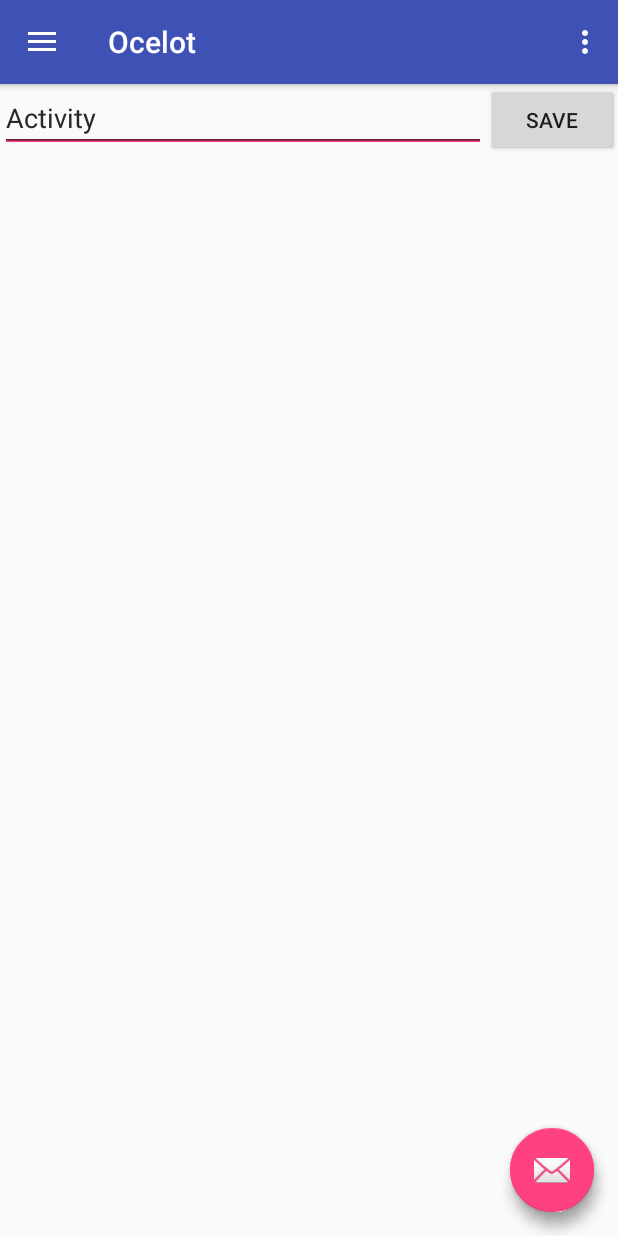
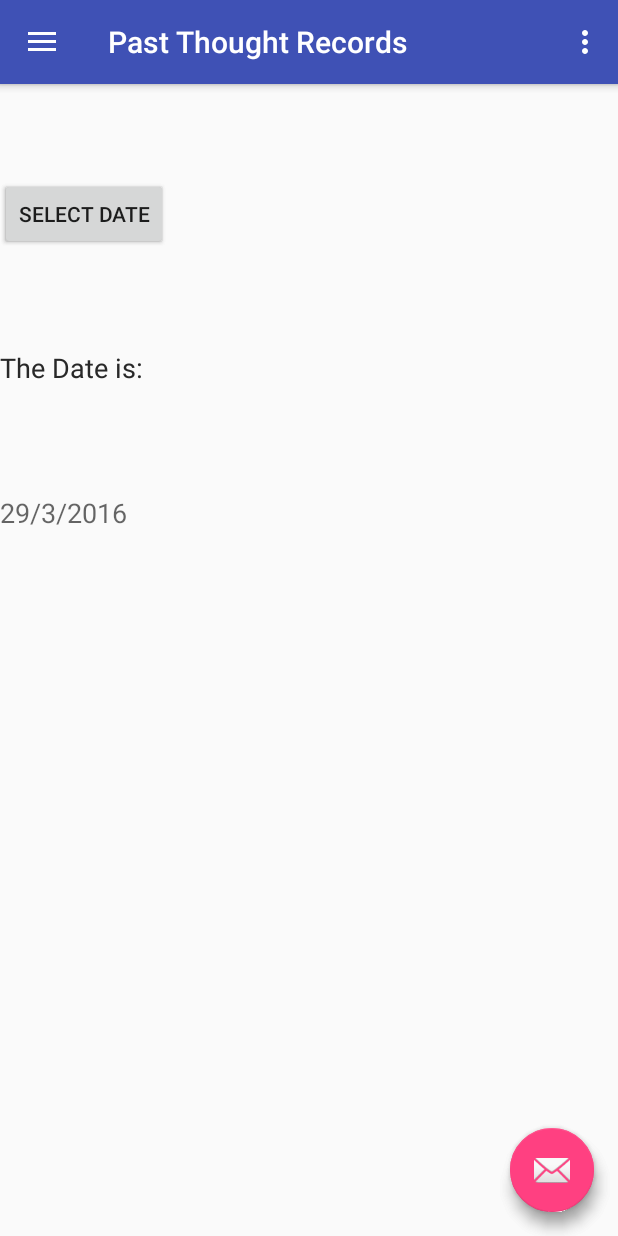
Before and after one commit to TheRoamingHare/ocelot-mobile, an Android app: the screen it shows after launch (MainActivity before the commit, RecordDatePicker after it), in the side drawer, after a tap on "View old records", on a phone screen of 412 x 824 dp. Run offline under Robolectric (Android 15) with nearby library versions, the phone set to English and light mode, and no system bars.

Commit message:
general datepicker so you can check it out

```diff
--- a/app/src/main/AndroidManifest.xml
+++ b/app/src/main/AndroidManifest.xml
@@ -27,6 +27,15 @@
                 android:name="android.support.PARENT_ACTIVITY"
                 android:value="com.mobile.ocelot.ocelot_mobile_test.MainActivity" />
         </activity>
+        <activity
+            android:name=".RecordDatePicker"
+            android:label="@string/title_activity_old_thought_record"
+            android:parentActivityName=".MainActivity"
+            android:theme="@style/AppTheme.NoActionBar" >
+            <meta-data
+                android:name="android.support.PARENT_ACTIVITY"
+                android:value="com.mobile.ocelot.ocelot_mobile_test.MainActivity" />
+        </activity>
     </application>
 
 </manifest>
--- a/app/src/main/java/com/mobile/ocelot/ocelot_mobile_test/MainActivity.java
+++ b/app/src/main/java/com/mobile/ocelot/ocelot_mobile_test/MainActivity.java
@@ -97,13 +97,13 @@ public class MainActivity extends AppCompatActivity implements NavigationView.On
         int id = item.getItemId();
 
         if (id == R.id.new_logs) {
-            // Handle the camera action
+
         } else if (id == R.id.log_calendar) {
 
         } else if (id == R.id.new_record) {
-
+            startActivity(new Intent(this, NewThoughtRecord.class));
         } else if (id == R.id.record_calendar) {
-
+            startActivity(new Intent(this, RecordDatePicker.class));
         }
 
         DrawerLayout drawer = (DrawerLayout) findViewById(R.id.drawer_layout);
--- /dev/null
+++ b/app/src/main/java/com/mobile/ocelot/ocelot_mobile_test/NewThoughtRecord.java
@@ -0,0 +1,7 @@
+package com.mobile.ocelot.ocelot_mobile_test;
+
+/**
+ * Created by Abby on 3/29/16.
+ */
+public class NewThoughtRecord {
+}
--- /dev/null
+++ b/app/src/main/java/com/mobile/ocelot/ocelot_mobile_test/RecordDatePicker.java
@@ -0,0 +1,93 @@
+package com.mobile.ocelot.ocelot_mobile_test;
+
+import android.app.Activity;
+import android.app.DatePickerDialog;
+import android.app.Dialog;
+import android.os.Bundle;
+import android.support.design.widget.FloatingActionButton;
+import android.support.design.widget.NavigationView;
+import android.support.design.widget.Snackbar;
+import android.support.v4.widget.DrawerLayout;
+import android.support.v7.app.ActionBarDrawerToggle;
+import android.support.v7.widget.Toolbar;
+import android.view.Menu;
+import android.view.View;
+import android.widget.DatePicker;
+import android.widget.TextView;
+import android.widget.Toast;
+
+import java.util.Calendar;
+
+/**
+ * Created by Abby on 3/29/16.
+ */
+public class RecordDatePicker extends MainActivity {
+
+    private DatePicker datePicker;
+    private Calendar calendar;
+    private TextView dateView;
+    private int year, month, day;
+
+    @Override
+    protected void onCreate(Bundle savedInstanceState) {
+        super.onCreate(savedInstanceState);
+        setContentView(R.layout.record_date_picker);
+
+        Toolbar toolbar = (Toolbar) findViewById(R.id.toolbar);
+        setSupportActionBar(toolbar);
+
+        FloatingActionButton fab = (FloatingActionButton) findViewById(R.id.fab);
+        fab.setOnClickListener(new View.OnClickListener() {
+            @Override
+            public void onClick(View view) {
+                Snackbar.make(view, "Replace with your own action", Snackbar.LENGTH_LONG)
+                        .setAction("Action", null).show();
+            }
+        });
+
+        DrawerLayout drawer = (DrawerLayout) findViewById(R.id.drawer_layout);
+        ActionBarDrawerToggle toggle = new ActionBarDrawerToggle(
+                this, drawer, toolbar, R.string.navigation_drawer_open, R.string.navigation_drawer_close);
+        drawer.setDrawerListener(toggle);
+        toggle.syncState();
+
+        NavigationView navigationView = (NavigationView) findViewById(R.id.nav_view);
+        navigationView.setNavigationItemSelectedListener(this);
+
+        dateView = (TextView) findViewById(R.id.textView3);
+        calendar = Calendar.getInstance();
+        year = calendar.get(Calendar.YEAR);
+
+        month = calendar.get(Calendar.MONTH);
+        day = calendar.get(Calendar.DAY_OF_MONTH);
+        showDate(year, month + 1, day);
+    }
+
+    @SuppressWarnings("deprecation")
+    public void setDate(View view) {
+        showDialog(999);
+        Toast.makeText(getApplicationContext(), "ca", Toast.LENGTH_SHORT)
+                .show();
+    }
+
+    @Override
+    protected Dialog onCreateDialog(int id) {
+        if (id == 999) {
+            return new DatePickerDialog(this, myDateListener, year, month, day);
+        }
+        return null;
+    }
+
+    private DatePickerDialog.OnDateSetListener myDateListener = new DatePickerDialog.OnDateSetListener() {
+        @Override
+        public void onDateSet(DatePicker arg0, int arg1, int arg2, int arg3) {
+            showDate(arg1, arg2+1, arg3);
+        }
+    };
+
+    private void showDate(int year, int month, int day) {
+        dateView.setText(new StringBuilder().append(day).append("/")
+                .append(month).append("/").append(year));
+    }
+
+}
--- /dev/null
+++ b/app/src/main/res/layout/app_bar_old_tr.xml
@@ -0,0 +1,34 @@
+<?xml version="1.0" encoding="utf-8"?>
+<android.support.design.widget.CoordinatorLayout xmlns:android="http://schemas.android.com/apk/res/android"
+    xmlns:app="http://schemas.android.com/apk/res-auto"
+    xmlns:tools="http://schemas.android.com/tools"
+    android:layout_width="match_parent"
+    android:layout_height="match_parent"
+    android:fitsSystemWindows="true"
+    tools:context="com.mobile.ocelet.cse5236.cse5236ma.MainActivity">
+
+    <android.support.design.widget.AppBarLayout
+        android:layout_width="match_parent"
+        android:layout_height="wrap_content"
+        android:theme="@style/AppTheme.AppBarOverlay">
+
+        <android.support.v7.widget.Toolbar
+            android:id="@+id/toolbar"
+            android:layout_width="match_parent"
+            android:layout_height="?attr/actionBarSize"
+            android:background="?attr/colorPrimary"
+            app:popupTheme="@style/AppTheme.PopupOverlay" />
+
+    </android.support.design.widget.AppBarLayout>
+
+    <include layout="@layout/old_tr_content" />
+
+    <android.support.design.widget.FloatingActionButton
+        android:id="@+id/fab"
+        android:layout_width="wrap_content"
+        android:layout_height="wrap_content"
+        android:layout_gravity="bottom|end"
+        android:layout_margin="@dimen/fab_margin"
+        android:src="@android:drawable/ic_dialog_email" />
+
+</android.support.design.widget.CoordinatorLayout>
--- /dev/null
+++ b/app/src/main/res/layout/old_tr_content.xml
@@ -0,0 +1,46 @@
+<?xml version="1.0" encoding="utf-8"?>
+<LinearLayout xmlns:android="http://schemas.android.com/apk/res/android"
+    android:orientation="vertical" android:layout_width="match_parent"
+    android:layout_height="match_parent">
+
+    <TextView
+        android:id="@+id/textView1"
+        android:layout_width="wrap_content"
+        android:layout_height="wrap_content"
+        android:layout_alignParentTop="true"
+        android:layout_centerHorizontal="true"
+        android:layout_marginTop="24dp"
+        android:text="@string/date_label_set"
+        android:textAppearance="?android:attr/textAppearanceMedium" />
+
+    <Button
+        android:id="@+id/button1"
+        android:layout_width="wrap_content"
+        android:layout_height="wrap_content"
+        android:layout_alignParentTop="true"
+        android:layout_centerHorizontal="true"
+        android:layout_marginTop="70dp"
+        android:onClick="setDate"
+        android:text="@string/date_button_set" />
+
+    <TextView
+        android:id="@+id/textView2"
+        android:layout_width="wrap_content"
+        android:layout_height="wrap_content"
+        android:layout_below="@+id/button1"
+        android:layout_marginTop="66dp"
+        android:layout_toLeftOf="@+id/button1"
+        android:text="@string/date_view_set"
+        android:textAppearance="?android:attr/textAppearanceMedium" />
+
+    <TextView
+        android:id="@+id/textView3"
+        android:layout_width="wrap_content"
+        android:layout_height="wrap_content"
+        android:layout_alignRight="@+id/button1"
+        android:layout_below="@+id/textView2"
+        android:layout_marginTop="72dp"
+        android:text="@string/date_selected"
+        android:textAppearance="?android:attr/textAppearanceMedium" />
+
+</LinearLayout>
--- /dev/null
+++ b/app/src/main/res/layout/record_date_picker.xml
@@ -0,0 +1,60 @@
+<?xml version="1.0" encoding="utf-8"?>
+<android.support.design.widget.CoordinatorLayout
+    xmlns:android="http://schemas.android.com/apk/res/android"
+    xmlns:app="http://schemas.android.com/apk/res-auto"
+    xmlns:tools="http://schemas.android.com/tools"
+    android:layout_width="match_parent"
+    android:layout_height="match_parent"
+    android:fitsSystemWindows="true"
+    tools:context="com.mobile.ocelot.ocelot_mobile_test.RecordDatePicker">
+
+    <android.support.design.widget.AppBarLayout
+        android:layout_width="match_parent"
+        android:layout_height="wrap_content"
+        android:theme="@style/AppTheme.AppBarOverlay">
+
+        <android.support.v7.widget.Toolbar
+            android:id="@+id/toolbar"
+            android:layout_width="match_parent"
+            android:layout_height="?attr/actionBarSize"
+            android:background="?attr/colorPrimary"
+            app:popupTheme="@style/AppTheme.PopupOverlay"/>
+
+    </android.support.design.widget.AppBarLayout>
+
+    <include layout="@layout/old_tr_content"/>
+
+    <android.support.design.widget.FloatingActionButton
+        android:id="@+id/fab"
+        android:layout_width="wrap_content"
+        android:layout_height="wrap_content"
+        android:layout_gravity="bottom|end"
+        android:layout_margin="@dimen/fab_margin"
+        android:src="@android:drawable/ic_dialog_email"/>
+
+    <android.support.v4.widget.DrawerLayout xmlns:android="http://schemas.android.com/apk/res/android"
+        xmlns:app="http://schemas.android.com/apk/res-auto"
+        xmlns:tools="http://schemas.android.com/tools"
+        android:id="@+id/drawer_layout"
+        android:layout_width="match_parent"
+        android:layout_height="match_parent"
+        android:fitsSystemWindows="true"
+        tools:openDrawer="start">
+
+        <include
+            layout="@layout/app_bar_old_tr"
+            android:layout_width="match_parent"
+            android:layout_height="match_parent" />
+
+        <android.support.design.widget.NavigationView
+            android:id="@+id/nav_view"
+            android:layout_width="wrap_content"
+            android:layout_height="match_parent"
+            android:layout_gravity="start"
+            android:fitsSystemWindows="true"
+            app:headerLayout="@layout/nav_header_main"
+            app:menu="@menu/activity_main_drawer" />
+
+    </android.support.v4.widget.DrawerLayout>
+
+</android.support.design.widget.CoordinatorLayout>
--- a/app/src/main/res/values/strings.xml
+++ b/app/src/main/res/values/strings.xml
@@ -5,6 +5,14 @@
     <string name="button_send">Save</string>
     <string name="action_settings">Settings</string>
     <string name="title_activity_display_message">Activity Record</string>
+
     <string name="navigation_drawer_open">Open navigation drawer</string>
     <string name="navigation_drawer_close">Close navigation drawer</string>
+
+    <string name="date_label_set">Choose the day you wish to view</string>
+    <string name="date_button_set">Select Date</string>
+    <string name="date_view_set">The Date is: </string>
+    <string name="date_selected"></string>
+
+    <string name="title_activity_old_thought_record">Past Thought Records</string>
 </resources>
```
